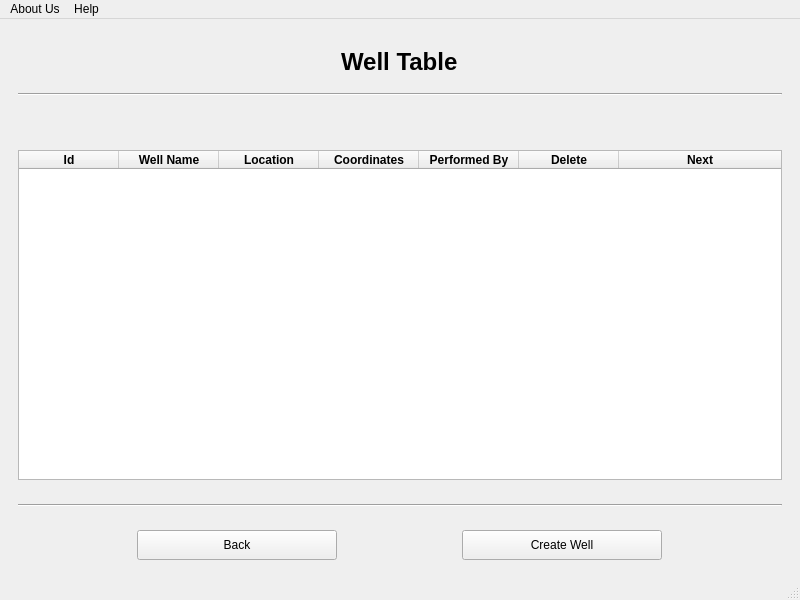
Above: well_table.ui from dhairyashil-G/CGWB-Desktop-App before the change. Below: the same form after it.
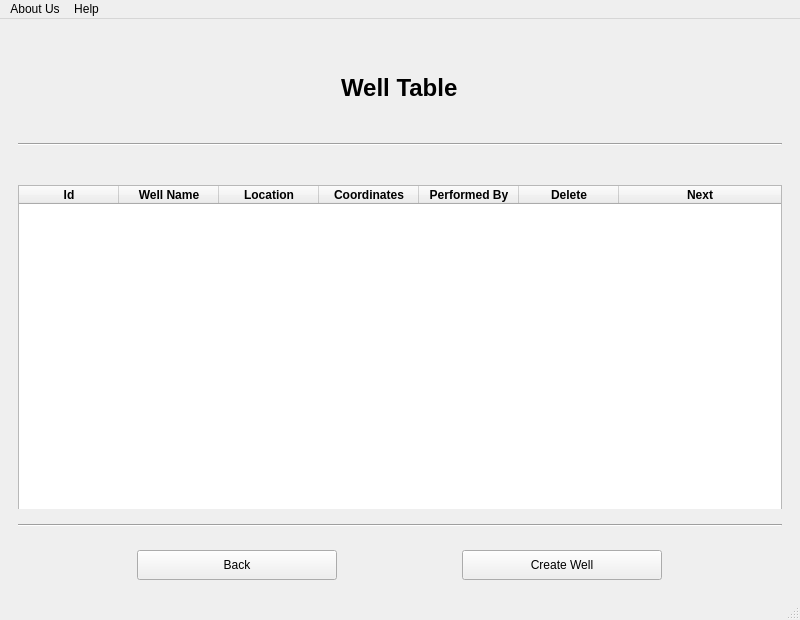
That is the form after the change. Icons and pictures are not drawn.

What changed in the file:
```diff
--- a/well_table.ui
+++ b/well_table.ui
@@ -7,7 +7,7 @@
     <x>0</x>
     <y>0</y>
     <width>800</width>
-    <height>600</height>
+    <height>620</height>
    </rect>
   </property>
   <property name="windowTitle">
@@ -17,15 +17,31 @@
    <layout class="QVBoxLayout" name="verticalLayout">
     <item>
      <widget class="QWidget" name="widget" native="true">
+      <property name="minimumSize">
+       <size>
+        <width>0</width>
+        <height>100</height>
+       </size>
+      </property>
       <property name="maximumSize">
        <size>
         <width>16777215</width>
         <height>80</height>
        </size>
       </property>
-      <layout class="QVBoxLayout" name="verticalLayout_2">
+      <layout class="QHBoxLayout" name="horizontalLayout_5">
+       <item>
+        <widget class="QWidget" name="widget_6" native="true">
+         <property name="maximumSize">
+          <size>
+           <width>80</width>
+           <height>100</height>
+          </size>
+         </property>
+        </widget>
+       </item>
        <item alignment="Qt::AlignHCenter">
-        <widget class="QLabel" name="label">
+        <widget class="QLabel" name="label_2">
          <property name="minimumSize">
           <size>
            <width>0</width>
@@ -45,7 +61,32 @@
         </widget>
        </item>
        <item>
-        <widget class="Line" name="line">
+        <widget class="QLabel" name="label_4">
+         <property name="maximumSize">
+          <size>
+           <width>80</width>
+           <height>100</height>
+          </size>
+         </property>
+         <property name="text">
+          <string/>
+         </property>
+         <property name="pixmap">
+          <pixmap>logo.png</pixmap>
+         </property>
+         <property name="scaledContents">
+          <bool>true</bool>
+         </property>
+        </widget>
+       </item>
+      </layout>
+     </widget>
+    </item>
+    <item>
+     <widget class="QWidget" name="widget_5" native="true">
+      <layout class="QVBoxLayout" name="verticalLayout_5">
+       <item>
+        <widget class="Line" name="line_5">
          <property name="orientation">
           <enum>Qt::Horizontal</enum>
          </property>
```
